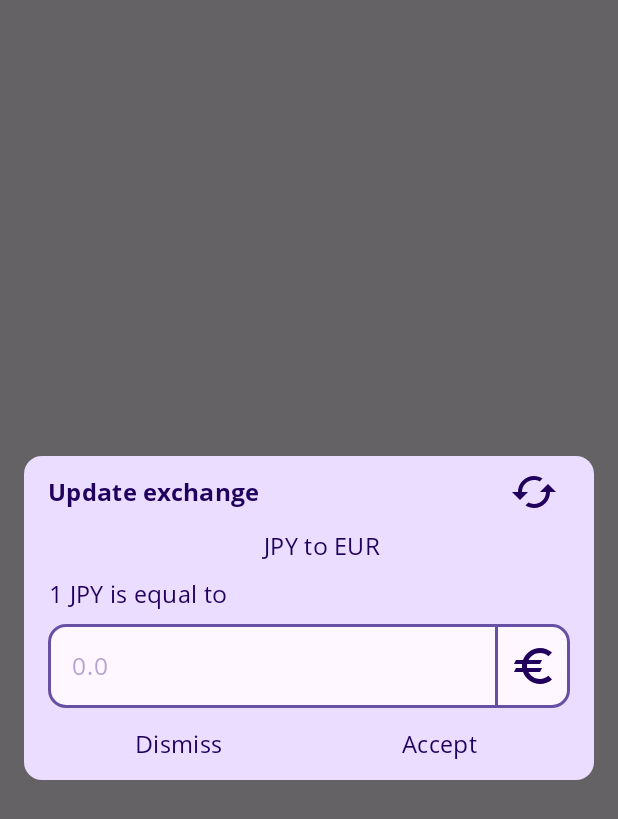
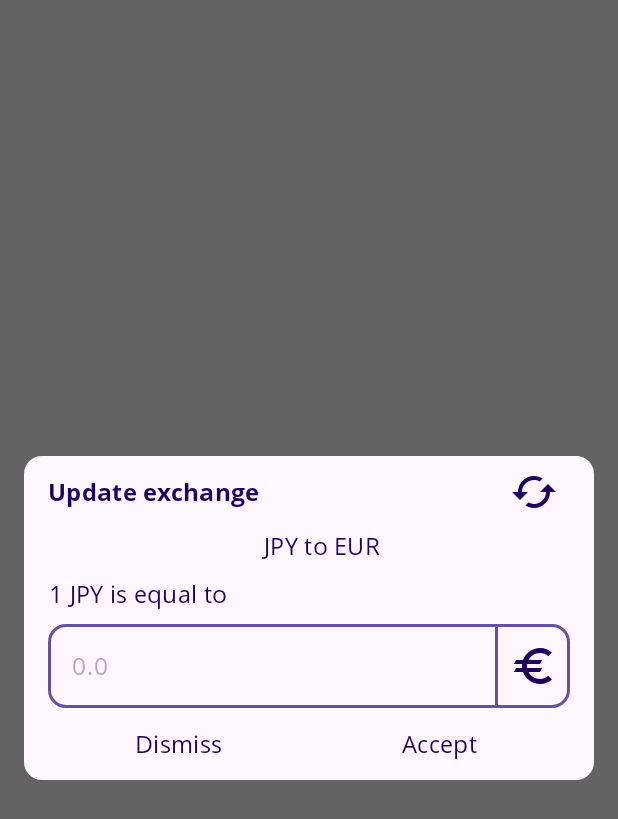
Before and after one commit to ClaraBartolome/Chumigastos, an Android app built with Jetpack Compose: the composable PopUpExchange called with empty values, on a phone screen of 412 x 824 dp. Shown: the top 819 px of the screen. Run offline under Robolectric (Android 15) with nearby library versions, the phone set to English and light mode, and no system bars.

Commit message:
Changed things

```diff
--- a/app/build.gradle.kts
+++ b/app/build.gradle.kts
@@ -28,6 +28,7 @@ android {
                 getDefaultProguardFile("proguard-android-optimize.txt"),
                 "proguard-rules.pro"
             )
+            signingConfig = signingConfigs.getByName("debug")
         }
     }
     compileOptions {
--- a/app/src/main/java/com/example/myapplication/compose/components/PopUpExchange.kt
+++ b/app/src/main/java/com/example/myapplication/compose/components/PopUpExchange.kt
@@ -59,7 +59,7 @@ fun PopUpExchange(
     Dialog(onDismissRequest = { onDismissRequest.invoke() }) {
         Card(
             colors = CardDefaults.cardColors(
-                containerColor = MaterialTheme.colorScheme.primaryContainer,
+                containerColor = MaterialTheme.colorScheme.surface,
             ),
             modifier = Modifier
                 .fillMaxWidth()
```
Also changed, not shown: app/src/main/assets/trifle_database.db.
